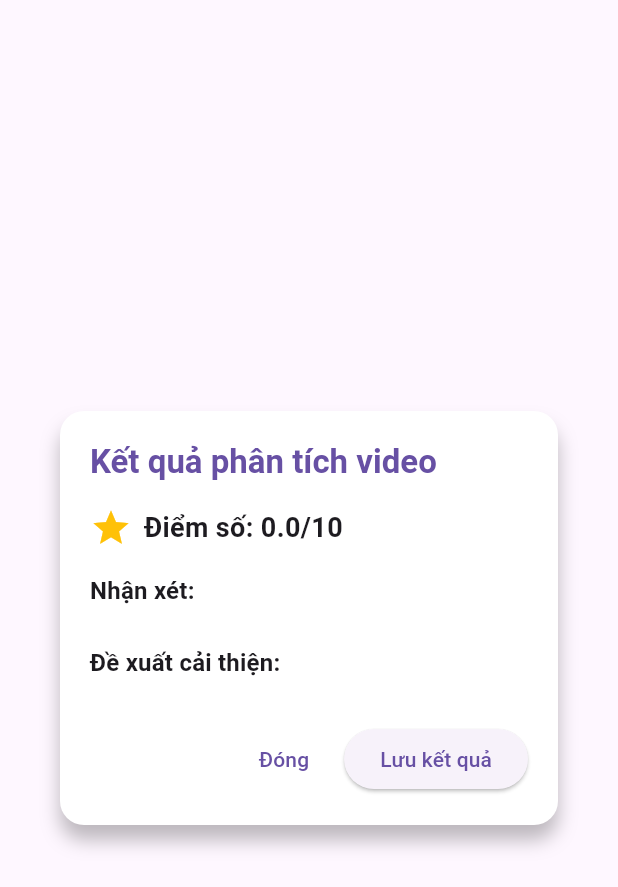
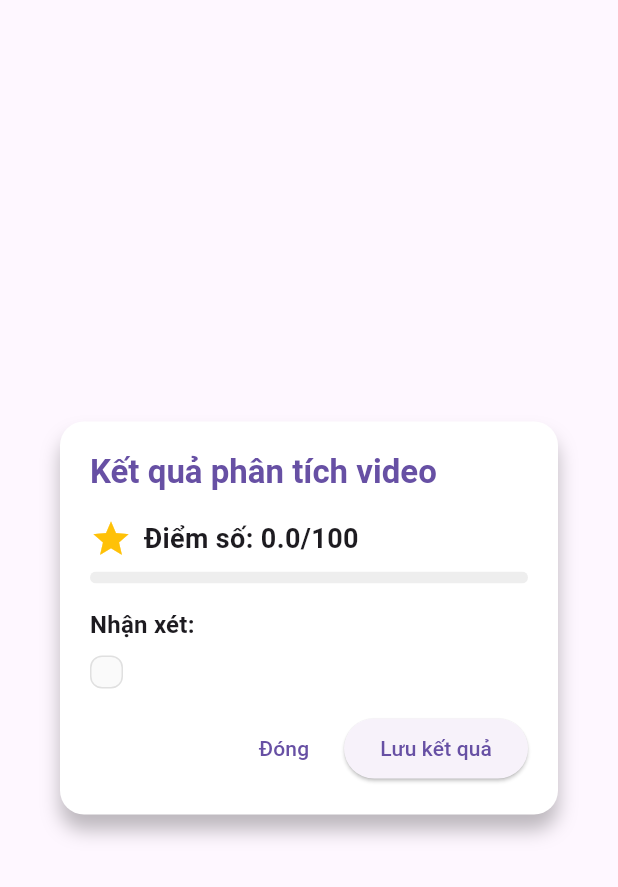
Before and after one commit to nphng15/learn2aid_frontend, a Flutter app: the AnalysisResultDialog widget shown alone on an empty page, opened directly with empty values, on a phone screen of 412 x 824 dp. Shown: the top 887 px of the screen. Run offline on Flutter 3.47's test engine with Material 3 defaults, Android fonts, the phone set to English and light mode, and no system bars; our stand-ins replace cloud_firestore, firebase_auth, firebase_core, get, google_fonts, google_sign_in and 2 more; accounts and stored records are empty; network calls fail.

Commit message:
bug fixed

```diff
--- a/lib/features/data/repositories/video_analysis_repository_impl.dart
+++ b/lib/features/data/repositories/video_analysis_repository_impl.dart
@@ -50,13 +50,31 @@ class VideoAnalysisRepositoryImpl implements VideoAnalysisRepository {
         if (response.statusCode == 200) {
           final jsonData = json.decode(response.body);
 
-          // Chuyển đổi response từ backend thành đối tượng VideoAnalysis
+          double scoreValue = 0.0;
+          if (jsonData['point'] != null) {
+            try {
+              // Nếu point là String, cố gắng chuyển đổi sang double
+              if (jsonData['point'] is String) {
+                scoreValue = double.tryParse(jsonData['point']) ?? 0.0;
+              } else {
+                scoreValue = (jsonData['point'] as num).toDouble();
+              }
+            } catch (e) {
+              print('Lỗi khi chuyển đổi point thành số: $e');
+              scoreValue = 0.0;
+            }
+          }
+
           return VideoAnalysisModel(
             id: DateTime.now().millisecondsSinceEpoch.toString(),
             analysis: jsonData['comment'] ?? 'Phân tích video hoàn tất',
-            score: jsonData['point'] ?? 0,
-            comments: jsonData['comment'] != null ? [jsonData['comment']] : [],
-            suggestions: jsonData['tips'] != null ? List<String>.from(jsonData['tips']) : [],
+            score: scoreValue,
+            comments: [jsonData['comment'] ?? 'Không có nhận xét chi tiết'],
+            suggestions: [
+              'Hãy tập trung vào kỹ thuật đúng.',
+              'Giữ nhịp đều đặn khi thực hiện động tác.',
+              'Đảm bảo tư thế chuẩn trong suốt quá trình thực hiện.'
+            ],
             createdAt: DateTime.now(),
           );
         } else {
@@ -92,7 +110,9 @@ class VideoAnalysisRepositoryImpl implements VideoAnalysisRepository {
       score: 75.0,
       comments: [errorMessage, 'Đang sử dụng phân tích offline'],
       suggestions: [
-        'Hãy thử lại sau'
+        'Kiểm tra kết nối mạng của bạn',
+        'Đảm bảo video có độ dài phù hợp (5-30 giây)',
+        'Thử lại sau vài phút'
       ],
       createdAt: DateTime.now(),
     );
--- a/lib/features/presentation/modules/lesson/widgets/analysis_result_dialog.dart
+++ b/lib/features/presentation/modules/lesson/widgets/analysis_result_dialog.dart
@@ -52,7 +52,7 @@ class AnalysisResultDialog extends StatelessWidget {
                 const Icon(Icons.star, color: Colors.amber, size: 28),
                 const SizedBox(width: 8),
                 Text(
-                  'Điểm số: ${analysis.score.toStringAsFixed(1)}/10',
+                  'Điểm số: ${analysis.score.toStringAsFixed(1)}/100',
                   style: const TextStyle(
                     fontSize: 18,
                     fontWeight: FontWeight.bold,
@@ -60,7 +60,48 @@ class AnalysisResultDialog extends StatelessWidget {
                 ),
               ],
             ),
+            const SizedBox(height: 8),
+
+            // Thêm thanh tiến trình điểm số
+            ClipRRect(
+              borderRadius: BorderRadius.circular(8),
+              child: LinearProgressIndicator(
+                value: analysis.score / 100,
+                minHeight: 8,
+                backgroundColor: Colors.grey.shade200,
+                valueColor: AlwaysStoppedAnimation<Color>(
+                  analysis.score >= 80 ? Colors.green :
+                  analysis.score >= 60 ? Colors.blue :
+                  analysis.score >= 40 ? Colors.orange :
+                  Colors.red,
+                ),
+              ),
+            ),
             const SizedBox(height: 16),
+
+            // Hiển thị thông báo offline nếu cần
+            if (analysis.comments.any((c) => c.contains('offline')))
+              Container(
+                padding: const EdgeInsets.all(10),
+                margin: const EdgeInsets.only(bottom: 16),
+                decoration: BoxDecoration(
+                  color: Colors.amber.shade100,
+                  borderRadius: BorderRadius.circular(8),
+                  border: Border.all(color: Colors.amber.shade700),
+                ),
+                child: Row(
+                  children: [
+                    Icon(Icons.warning_amber_rounded, color: Colors.amber.shade800),
+                    const SizedBox(width: 8),
+                    Expanded(
+                      child: Text(
+                        'Đang sử dụng phân tích offline do không thể kết nối tới AI.',
+                        style: TextStyle(color: Colors.amber.shade900),
+                      ),
+                    ),
+                  ],
+                ),
+              ),
 
             // Hiển thị nhận xét
             Text(
@@ -70,19 +111,42 @@ class AnalysisResultDialog extends StatelessWidget {
               ),
             ),
             const SizedBox(height: 8),
-            ...analysis.comments.map((comment) => Padding(
+            Container(
+              constraints: BoxConstraints(maxHeight: MediaQuery.of(context).size.height * 0.2),
+              decoration: BoxDecoration(
+                color: Colors.grey.shade50,
+                borderRadius: BorderRadius.circular(8),
+                border: Border.all(color: Colors.grey.shade300),
+              ),
+              child: SingleChildScrollView(
+                child: Padding(
+                  padding: const EdgeInsets.all(10),
+                  child: Column(
+                    crossAxisAlignment: CrossAxisAlignment.start,
+                    children: analysis.comments.map((comment) => Padding(
                       padding: const EdgeInsets.only(bottom: 8),
                       child: Row(
                         crossAxisAlignment: CrossAxisAlignment.start,
                         children: [
                           const Text('• ', style: TextStyle(fontWeight: FontWeight.bold)),
-                  Expanded(child: Text(comment)),
+                          Expanded(
+                            child: Text(
+                              comment,
+                              style: const TextStyle(fontSize: 14),
+                              overflow: TextOverflow.visible,
+                            ),
+                          ),
                         ],
                       ),
-            )),
+                    )).toList(),
+                  ),
+                ),
+              ),
+            ),
             const SizedBox(height: 16),
 
-            // Hiển thị đề xuất
+            // Hiển thị đề xuất cải thiện - Chỉ hiển thị nếu có dữ liệu
+            if (analysis.suggestions.isNotEmpty) ...[
               Text(
                 'Đề xuất cải thiện:',
                 style: Theme.of(context).textTheme.titleMedium?.copyWith(
@@ -90,18 +154,41 @@ class AnalysisResultDialog extends StatelessWidget {
                 ),
               ),
               const SizedBox(height: 8),
-            ...analysis.suggestions.map((suggestion) => Padding(
+              Container(
+                constraints: BoxConstraints(maxHeight: MediaQuery.of(context).size.height * 0.15),
+                decoration: BoxDecoration(
+                  color: Colors.blue.shade50,
+                  borderRadius: BorderRadius.circular(8),
+                  border: Border.all(color: Colors.blue.shade100),
+                ),
+                child: SingleChildScrollView(
+                  child: Padding(
+                    padding: const EdgeInsets.all(10),
+                    child: Column(
+                      crossAxisAlignment: CrossAxisAlignment.start,
+                      children: analysis.suggestions.map((suggestion) => Padding(
                         padding: const EdgeInsets.only(bottom: 8),
                         child: Row(
                           crossAxisAlignment: CrossAxisAlignment.start,
                           children: [
                             const Icon(Icons.tips_and_updates, size: 16, color: Colors.blue),
                             const SizedBox(width: 8),
-                  Expanded(child: Text(suggestion)),
+                            Expanded(
+                              child: Text(
+                                suggestion,
+                                style: const TextStyle(fontSize: 14),
+                                overflow: TextOverflow.visible,
+                              ),
+                            ),
                           ],
                         ),
-            )),
+                      )).toList(),
+                    ),
+                  ),
+                ),
+              ),
               const SizedBox(height: 20),
+            ],
 
             // Buttons
             Row(
```
Lines whose indentation alone changed are shown as unchanged.
